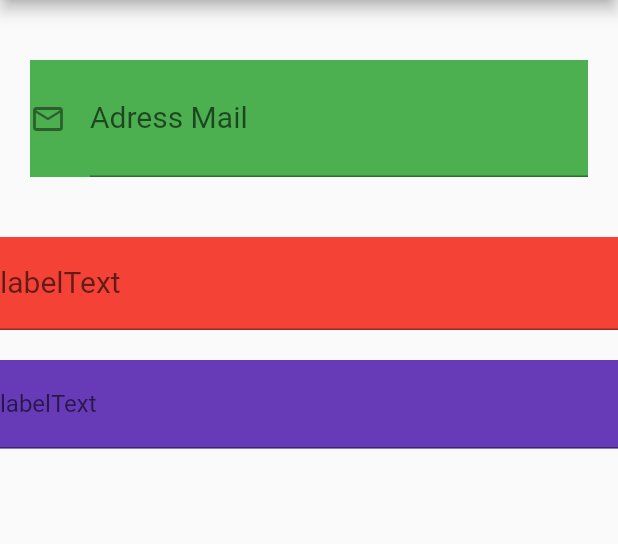
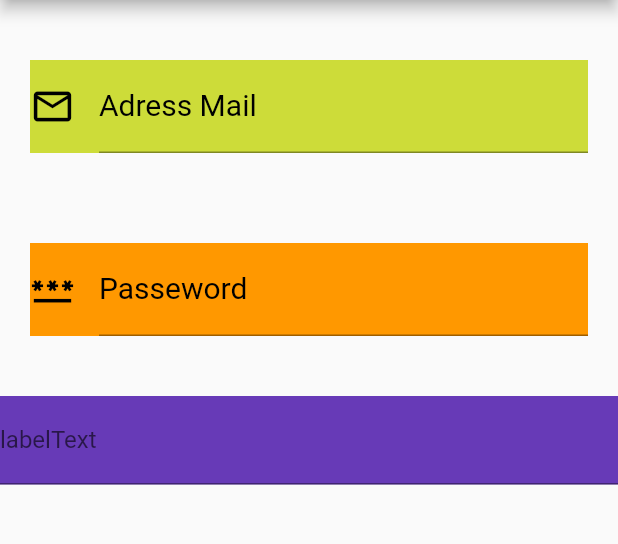
Before and after one commit to Devsaci/flutter2basicv2, a Flutter app: the screen it shows after launch, on a phone screen of 412 x 824 dp, the part 84-628 px from its top. Run offline on Flutter 3.47's test engine with Material 2 defaults, Android fonts, the phone set to English and light mode, and no system bars.

Commit message:
Passeword

```diff
--- a/lib/myHomePage.dart
+++ b/lib/myHomePage.dart
@@ -23,17 +23,18 @@ class _MyHomePageState extends State<MyHomePage> {
             ),
             Container(
               margin: EdgeInsets.all(20.0),
-              color: Colors.green,
+              color: Colors.lime,
               child: TextField(
                 decoration: InputDecoration(
-                  icon: Icon(Icons.mail_outline),
+                  icon: Icon(Icons.mail_outline,size: 30,color: Colors.black,),
                     labelText: "Adress Mail",
                     labelStyle: TextStyle(
                       fontSize: 20,
+                        color: Colors.black
                     ),
-                    hintText: "Entrer adress Mail",
+                    hintText: "Enter eMail",
                     hintStyle: TextStyle(
-                      fontSize: 30,
+                      fontSize: 15,
                     )
                 ),
                 keyboardType: TextInputType.emailAddress,
@@ -43,13 +44,22 @@ class _MyHomePageState extends State<MyHomePage> {
               height: 20,
             ),
             Container(
-              color: Colors.red,
+              margin: EdgeInsets.all(20.0),
+              color: Colors.orange,
               child: TextField(
                 decoration: InputDecoration(
-                  labelText: "labelText",
-                  labelStyle: TextStyle(fontSize: 20),
-                  hintText: "hintText",
+                    icon: Icon(Icons.password,size: 30,color: Colors.black,),
+                    labelText: "Passeword",
+                    labelStyle: TextStyle(
+                        fontSize: 20,
+                        color: Colors.black
+                    ),
+                    hintText: "Enter Passeword",
+                    hintStyle: TextStyle(
+                      fontSize: 15,
+                    )
                 ),
+                keyboardType: TextInputType.visiblePassword,
               ),
             ),
             SizedBox(
```
